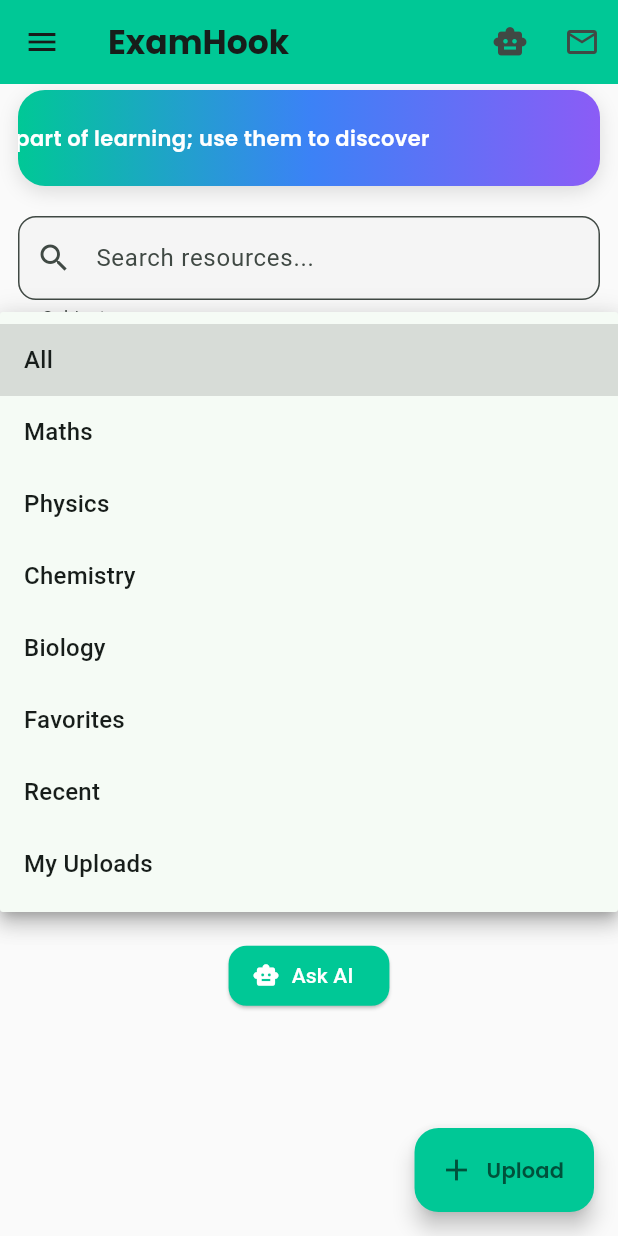
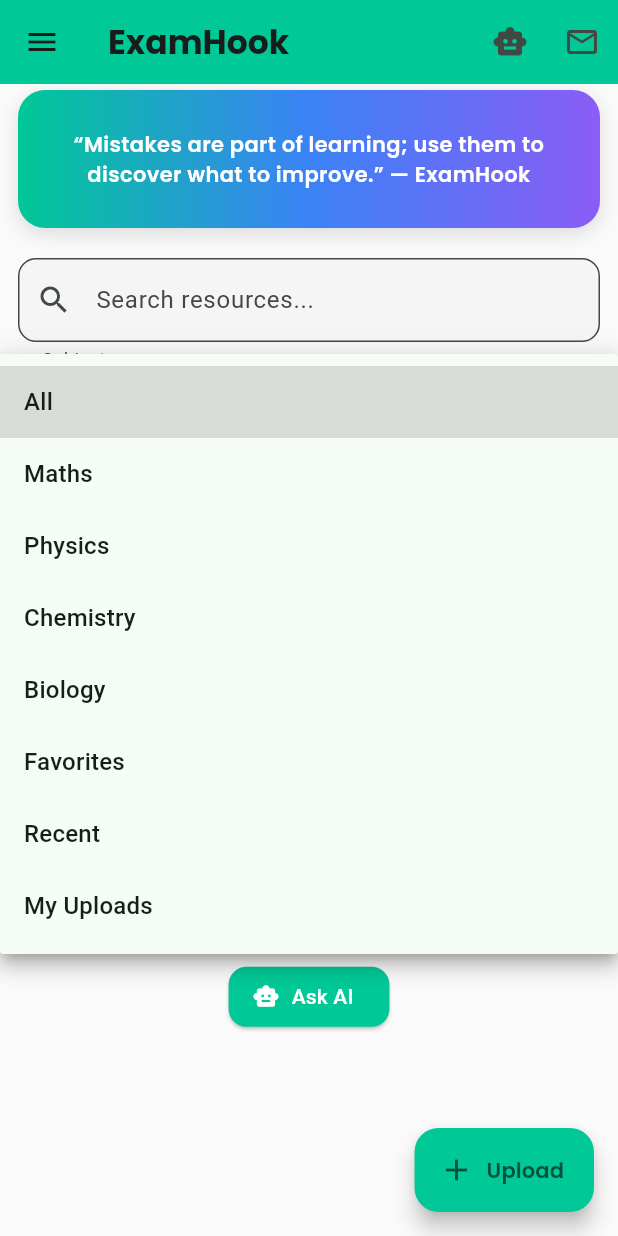
Before and after one commit to puremundex-del/exam_hook, a Flutter app: the screen it shows after launch, after a tap on "All", on a phone screen of 412 x 824 dp. Run offline on Flutter 3.47's test engine with Material 3 defaults, Android fonts, the phone set to English and light mode, and no system bars; our stand-ins replace cloud_firestore, file_picker, firebase_core, google_fonts, google_generative_ai, share_plus and 2 more; missing offline and left inert: flutter_math_fork, flutter_pdfview; accounts and stored records are empty.

Commit message:
ready for play

```diff
--- a/lib/screens/home_screen.dart
+++ b/lib/screens/home_screen.dart
@@ -153,7 +153,8 @@
   State<_MarqueeText> createState() => _MarqueeTextState();
 }
 
-class _MarqueeTextState extends State<_MarqueeText> with SingleTickerProviderStateMixin {
+class _MarqueeTextState extends State<_MarqueeText>
+    with SingleTickerProviderStateMixin {
   late final AnimationController _controller;
 
   @override
@@ -161,7 +162,7 @@
     super.initState();
     _controller = AnimationController(
       vsync: this,
-      duration: const Duration(seconds: 22),
+      duration: const Duration(seconds: 18),
     )..repeat();
   }
 
@@ -175,25 +176,24 @@
   Widget build(BuildContext context) {
     return LayoutBuilder(
       builder: (_, constraints) {
+        final double availableWidth = constraints.maxWidth;
         return ClipRect(
           child: AnimatedBuilder(
             animation: _controller,
             builder: (_, __) {
-              final width = constraints.maxWidth;
-              final dx = -(width * _controller.value);
-              return Transform.translate(
-                offset: Offset(dx, 0),
-                child: Align(
-                  alignment: Alignment.centerLeft,
-                  child: SizedBox(
-                    width: width * 2,
-                    child: Center(
-                      child: Text(
-                        '${widget.text}     ✦     ${widget.text}',
-                        maxLines: 1,
-                        overflow: TextOverflow.clip,
-                        style: widget.style,
-                      ),
+              return Align(
+                alignment: Alignment.centerLeft,
+                child: FractionallySizedBox(
+                  widthFactor: 1,
+                  child: Padding(
+                    padding: const EdgeInsets.symmetric(horizontal: 16),
+                    child: Text(
+                      widget.text,
+                      maxLines: 3,
+                      softWrap: true,
+                      overflow: TextOverflow.visible,
+                      textAlign: TextAlign.center,
+                      style: widget.style,
                     ),
                   ),
                 ),
@@ -351,21 +351,21 @@
         try {
           final response = await aiModel.generateContent([
             Content.text(
-              '''Create one original motivational statement for a high-school student studying today.
+              '''Create one complete original motivational statement for a high-school student studying today.
 Date: $dateKey
 Rules:
-- Return only the motivational statement.
-- Maximum 22 words.
+- Return only the complete motivational statement.
+- Maximum 35 words.
+- Do not shorten, truncate, or cut off the statement.
 - No quotation marks, hashtags, emojis, politics, or famous quotes.
-- Make it encouraging and focused on learning, consistency, understanding, and progress.''',
+- Make it encouraging and focused on learning, consistency, understanding, effort, and progress.
+- Write a natural, complete sentence that can be displayed in full.''',
             ),
           ]);
           quote = (response.text ?? '')
               .replaceAll(RegExp(r'^["“]|["”]$'), '')
+              .replaceAll(RegExp(r'\s+'), ' ')
               .trim();
-          if (quote.length > 180) {
-            quote = quote.substring(0, 180).trim();
-          }
         } catch (e) {
           debugPrint('AI daily motivation error: $e');
         }
@@ -430,7 +430,7 @@
         .map((q) => '“${q['quote']}” — ${q['author']}')
         .join('     ✦     ');
     return Container(
-      height: 64,
+      constraints: const BoxConstraints(minHeight: 92),
       margin: const EdgeInsets.fromLTRB(12, 4, 12, 8),
       decoration: BoxDecoration(
         gradient: const LinearGradient(
```
